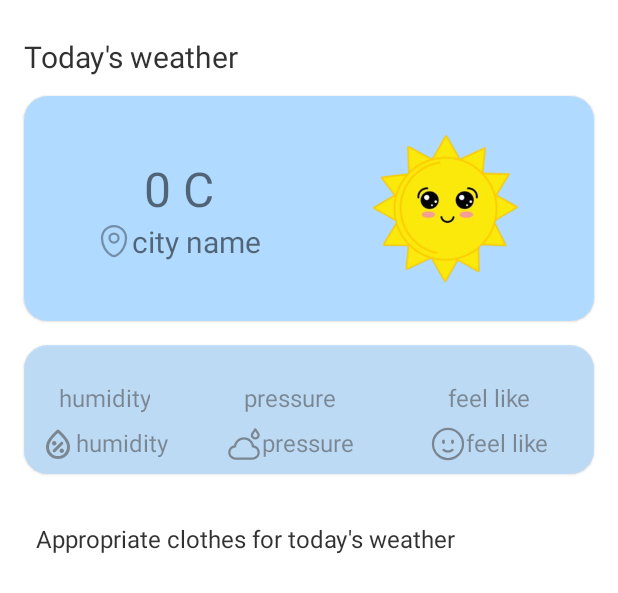
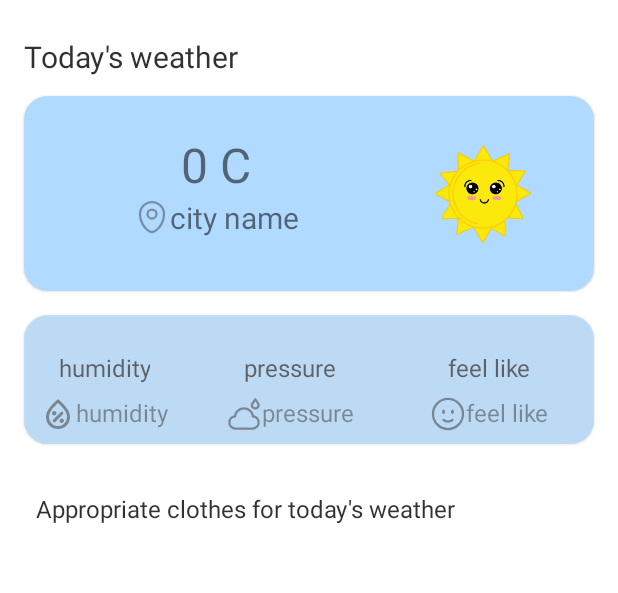
Before and after one commit to HamSaAli/Clothes_suggester, an Android app: the layout activity_main.xml on its own in the app's theme, with its tools: preview values and no code run, on a phone screen of 412 x 824 dp. Shown: the top 593 px of the screen. Run offline under Robolectric (Android 15) with nearby library versions, the phone set to English and light mode, and no system bars.

Commit message:
fix issue in design

```diff
--- a/app/src/main/res/layout/activity_main.xml
+++ b/app/src/main/res/layout/activity_main.xml
@@ -24,7 +24,7 @@
     <com.google.android.material.card.MaterialCardView
         android:id="@+id/materialCardView2"
         android:layout_width="match_parent"
-        android:layout_height="wrap_content"
+        android:layout_height="130dp"
         android:layout_marginHorizontal="@dimen/spacing_medium"
         android:layout_marginTop="@dimen/spacing_huge"
         app:cardCornerRadius="@dimen/radius_semi_large"
@@ -41,7 +41,7 @@
                 android:id="@+id/text_tempature"
                 android:layout_width="wrap_content"
                 android:layout_height="wrap_content"
-                android:layout_marginTop="@dimen/spacing_huge"
+                android:layout_marginTop="@dimen/spacing_large"
                 android:textSize="@dimen/text_Xlarge"
                 app:layout_constraintEnd_toStartOf="@+id/image_weather_status"
                 app:layout_constraintStart_toStartOf="parent"
@@ -50,11 +50,12 @@
 
             <ImageView
                 android:id="@+id/image_weather_status"
-                android:layout_width="150dp"
-                android:layout_height="150dp"
+                android:layout_width="100dp"
+                android:layout_height="100dp"
                 android:layout_gravity="center"
                 android:layout_marginEnd="@dimen/spacing_large"
                 android:src="@drawable/sunny"
+                app:layout_constraintBottom_toBottomOf="parent"
                 app:layout_constraintEnd_toEndOf="parent"
                 app:layout_constraintTop_toTopOf="parent" />
 
@@ -99,6 +100,7 @@
                 android:layout_marginEnd="@dimen/spacing_medium"
                 tools:text="humidity"
                 android:textSize="@dimen/text_medium"
+                android:textColor="@color/black_87"
                 app:layout_constraintEnd_toStartOf="@+id/text_pressure"
                 app:layout_constraintStart_toStartOf="parent"
                 app:layout_constraintTop_toTopOf="parent" />
@@ -127,6 +129,7 @@
                 android:layout_marginEnd="@dimen/spacing_large"
                 android:paddingHorizontal="@dimen/spacing_large"
                 android:textSize="@dimen/text_medium"
+                android:textColor="@color/black_87"
                 app:layout_constraintEnd_toStartOf="@+id/text_wind_speed"
                 app:layout_constraintStart_toStartOf="parent"
                 app:layout_constraintTop_toTopOf="parent"
@@ -153,6 +156,7 @@
                 android:layout_marginTop="@dimen/spacing_large"
                 android:paddingHorizontal="@dimen/spacing_large"
                 android:textSize="@dimen/text_medium"
+                android:textColor="@color/black_87"
                 app:layout_constraintEnd_toEndOf="parent"
                 app:layout_constraintStart_toStartOf="parent"
                 app:layout_constraintTop_toTopOf="parent"
```
